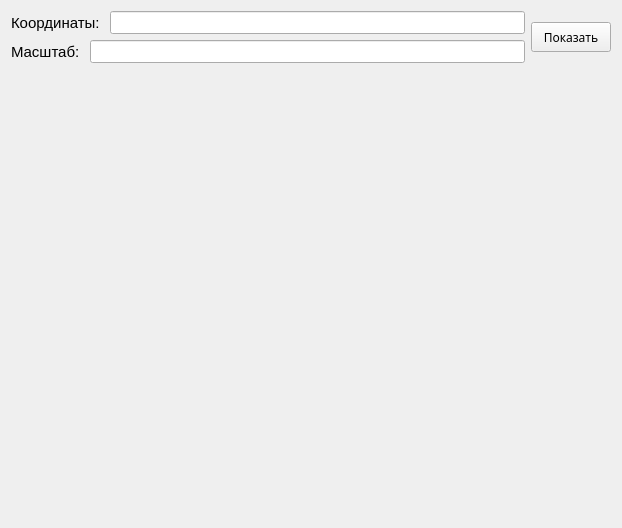
Old version of the form form.ui in the repository Nik4ant/Maps_API.
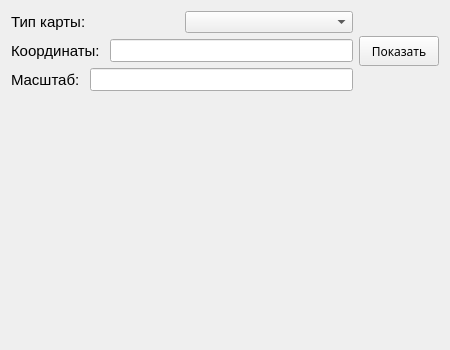
New version of the form.

```diff
--- a/form.ui
+++ b/form.ui
@@ -6,8 +6,8 @@
    <rect>
     <x>0</x>
     <y>0</y>
-    <width>622</width>
-    <height>528</height>
+    <width>450</width>
+    <height>350</height>
    </rect>
   </property>
   <property name="windowTitle">
@@ -21,7 +21,26 @@
        <item>
         <layout class="QVBoxLayout" name="verticalLayout_2">
          <item>
-          <layout class="QHBoxLayout" name="horizontalLayout_3">
+          <layout class="QHBoxLayout" name="hlayout_type">
+           <item>
+            <widget class="QLabel" name="label_type">
+             <property name="font">
+              <font>
+               <pointsize>11</pointsize>
+              </font>
+             </property>
+             <property name="text">
+              <string>Тип карты: </string>
+             </property>
+            </widget>
+           </item>
+           <item>
+            <widget class="QComboBox" name="combo_type"/>
+           </item>
+          </layout>
+         </item>
+         <item>
+          <layout class="QHBoxLayout" name="hlayout_cords">
            <item>
             <widget class="QLabel" name="label_cordinates_2">
              <property name="font">
```
Left out of the diff: 13 changed lines with no effect on the pictures.
